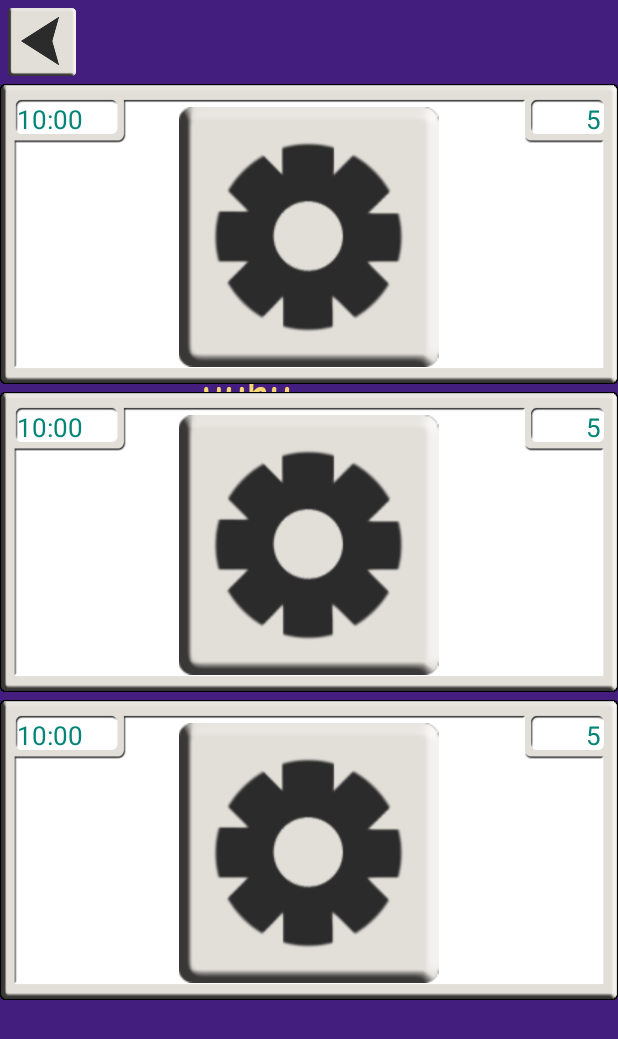
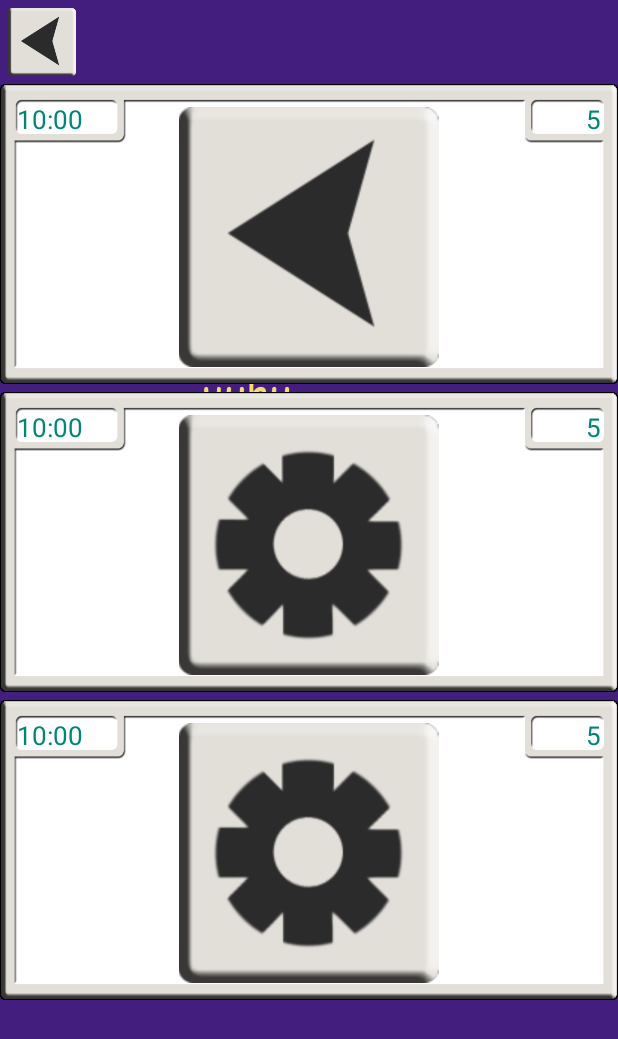
Before and after one commit to NurkkaCthulhu/SpellWork, an Android app: the WorkoutActivity screen opened directly, with no data from a screen before it, on a phone screen of 412 x 824 dp. Shown: the top 1039 px of the screen. Run offline under Robolectric (Android 15) with nearby library versions, the phone set to English and light mode, and no system bars.

Commit message:
WorkoutActivity.java: Add random workout and test.

```diff
--- a/app/src/main/java/com/anumalm/spellwork/WorkoutActivity.java
+++ b/app/src/main/java/com/anumalm/spellwork/WorkoutActivity.java
@@ -4,6 +4,9 @@ import android.content.SharedPreferences;
 import android.os.Bundle;
 import android.support.v7.app.AppCompatActivity;
 import android.view.View;
+import android.widget.ImageView;
+import android.widget.LinearLayout;
+import android.widget.RelativeLayout;
 import android.widget.TextView;
 
 import com.anumalm.spellwork.utilities.Debug;
@@ -34,6 +37,10 @@ public class WorkoutActivity extends AppCompatActivity {
 
         t = findViewById(R.id.workoutText);
         getSettings();
+
+        Workout wo = new JumpingJacks(10, "Jumping jacks", true, R.drawable.button_back);
+        ImageView iw = findViewById(R.id.workoutImg_top);
+        iw.setImageResource(((JumpingJacks) wo).getGraphic());
 
     }
 
```
